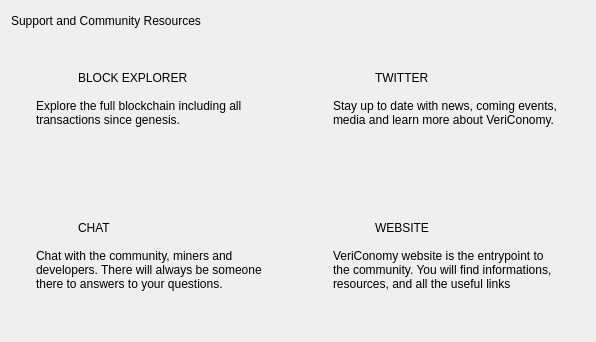
The window that src/qt/forms/communitypage.ui (VeriConomy/vericoin) describes before a commit, drawn with Qt 5.
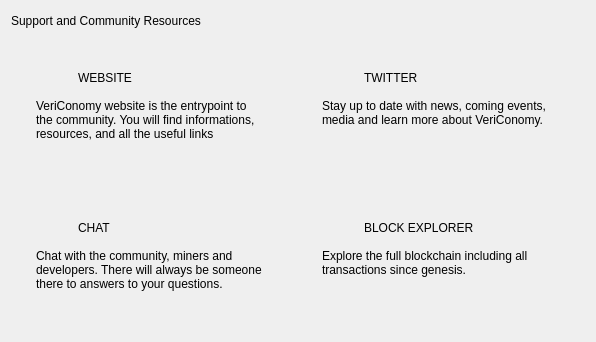
The same window after the commit. Icons and pictures are not drawn.

Commit message: Change BlockExplorer <-> Website position. Make more sense

The edit to the form file:
```diff
--- a/src/qt/forms/communitypage.ui
+++ b/src/qt/forms/communitypage.ui
@@ -178,7 +178,7 @@
        </layout>
       </widget>
      </item>
-     <item row="0" column="0">
+     <item row="1" column="1">
       <widget class="QWidget" name="explorerBox" native="true">
        <property name="sizePolicy">
         <sizepolicy hsizetype="Expanding" vsizetype="Expanding">
@@ -470,7 +470,7 @@
        </layout>
       </widget>
      </item>
-     <item row="1" column="1">
+     <item row="0" column="0">
       <widget class="QWidget" name="websiteBox" native="true">
        <property name="sizePolicy">
         <sizepolicy hsizetype="Expanding" vsizetype="Expanding">
```
